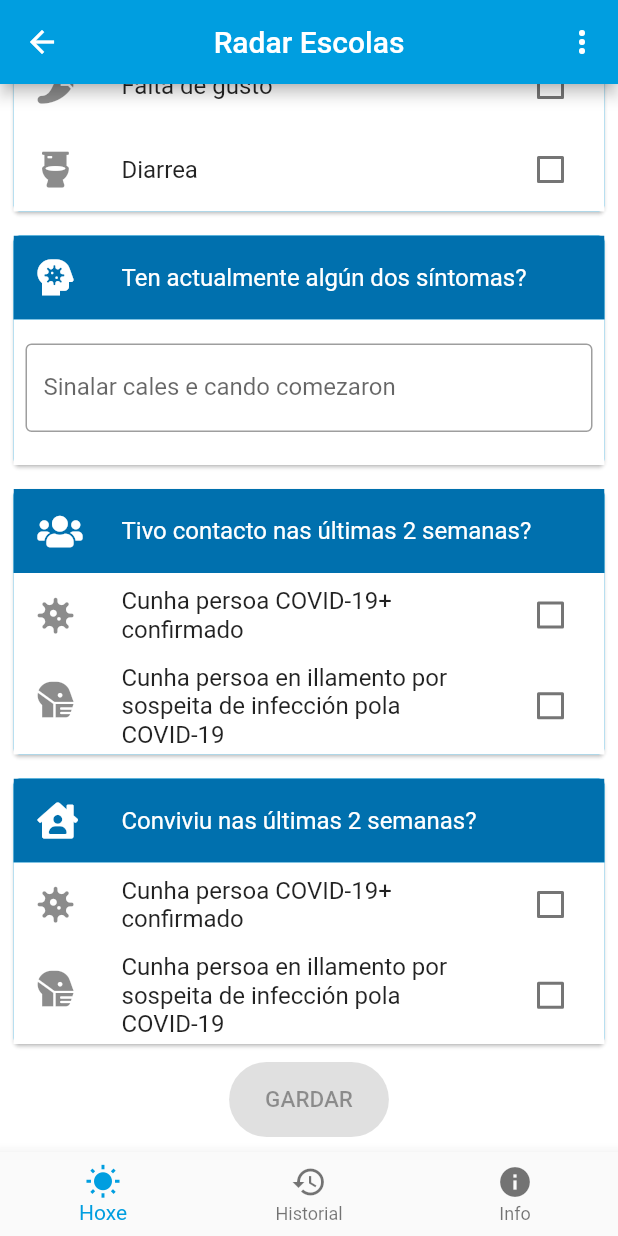
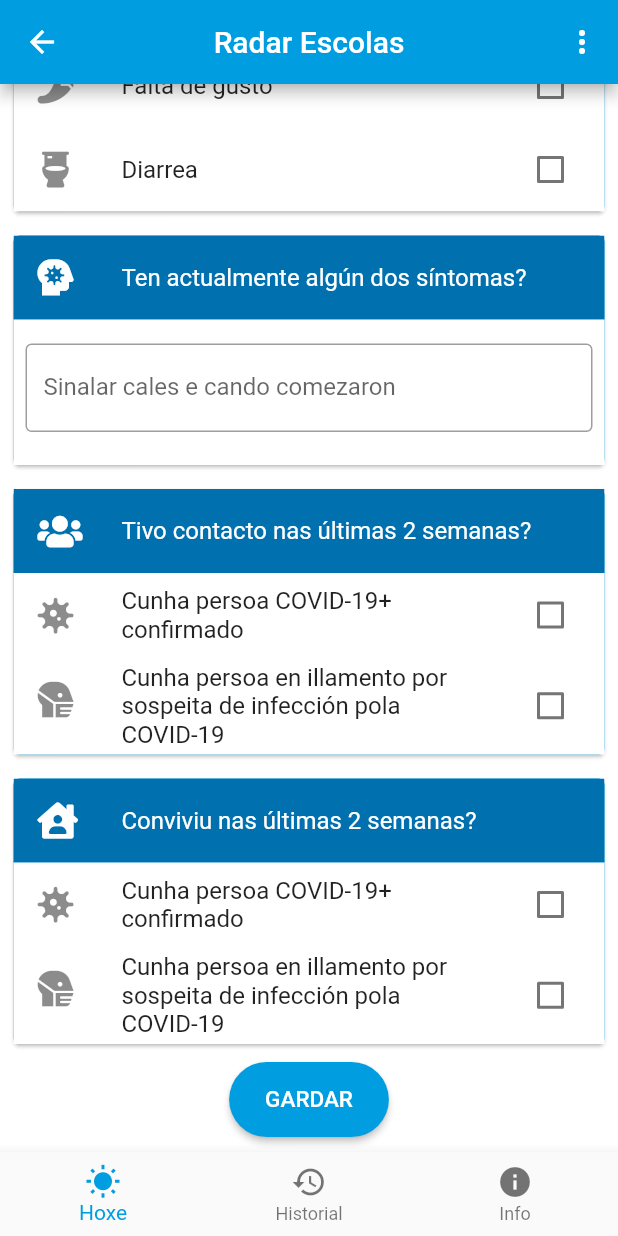
Before and after one commit to lumebits/radarescolas, a Flutter app: the HomePage screen opened directly, scrolled down 476 dp, on a phone screen of 412 x 824 dp. Run offline on Flutter 3.47's test engine with Material 2 defaults, Android fonts, the phone set to English and light mode, and no system bars; our stand-ins replace bloc, cloud_firestore, equatable, firebase_auth, firebase_core, flare_flutter and 5 more; missing offline and left inert: pedantic; accounts and stored records are empty.

Commit message:
Check today questionnaire, allow save and register

```diff
--- a/lib/authentication/models/role.dart
+++ b/lib/authentication/models/role.dart
@@ -3,7 +3,7 @@ import 'package:formz/formz.dart';
 enum RoleValidationError { invalid }
 
 class Role extends FormzInput<String, RoleValidationError> {
-  const Role.pure() : super.pure('');
+  const Role.pure() : super.pure('Mestre/a');
   const Role.dirty([String value = '']) : super.dirty(value);
 
   @override
--- a/lib/today/cubit/today_state.dart
+++ b/lib/today/cubit/today_state.dart
@@ -15,7 +15,9 @@ class TodayState extends Equatable {
     this.covidSuspectContact = const CovidSuspectContactInput.pure(),
     this.covidHomemate = const CovidHomemateInput.pure(),
     this.covidSuspectHomemate = const CovidSuspectHomemateInput.pure(),
-    this.status = FormzStatus.pure,
+    this.status = FormzStatus.valid,
+    this.loadTodayInProgress = false,
+    this.todayCompleted = false,
   });
 
   final FeverInput fever;
@@ -32,11 +34,13 @@ class TodayState extends Equatable {
   final CovidHomemateInput covidHomemate;
   final CovidSuspectHomemateInput covidSuspectHomemate;
   final FormzStatus status;
+  final bool loadTodayInProgress;
+  final bool todayCompleted;
 
   @override
   List<Object> get props => [fever, cough, breathDifficulty, fatigue, musclePain,
     smellLack, tasteLack, diarrhea, actualSymptoms, covidContact, covidSuspectContact,
-    covidHomemate, covidSuspectHomemate, status];
+    covidHomemate, covidSuspectHomemate, status, loadTodayInProgress, todayCompleted];
 
   FormzInput field (String field) {
     switch (field) {
@@ -75,6 +79,8 @@ class TodayState extends Equatable {
     CovidHomemateInput covidHomemate,
     CovidSuspectHomemateInput covidSuspectHomemate,
     FormzStatus status,
+    bool loadTodayInProgress,
+    bool todayCompleted
   }) {
     return TodayState(
       fever: fever ?? this.fever,
@@ -91,6 +97,8 @@ class TodayState extends Equatable {
       covidHomemate: covidHomemate ?? this.covidHomemate,
       covidSuspectHomemate: covidSuspectHomemate ?? this.covidSuspectHomemate,
       status: status ?? this.status,
+      loadTodayInProgress: loadTodayInProgress ?? this.loadTodayInProgress,
+      todayCompleted: todayCompleted ?? this.todayCompleted,
     );
   }
 }
--- a/lib/today/view/questionnaire.dart
+++ b/lib/today/view/questionnaire.dart
@@ -243,6 +243,7 @@ class _CheckboxField extends StatelessWidget {
         value: value,
         title: Text(text),
         secondary: Icon(icon),
+        onChanged: null,
       );
     } else {
       return BlocBuilder<TodayCubit, TodayState>(
@@ -280,8 +281,6 @@ class _FreetextField extends StatelessWidget {
   @override
   Widget build(BuildContext context) {
     if (readOnly) {
-      TextEditingController _textEditingController =
-          TextEditingController(text: value);
       return Padding(
           padding: const EdgeInsets.fromLTRB(8.0, 16.0, 8.0, 16.0),
           child: Text(value.isNotEmpty ? value : 'N/A',
--- a/lib/today/view/today_form.dart
+++ b/lib/today/view/today_form.dart
@@ -1,3 +1,4 @@
+import 'package:flare_flutter/flare_actor.dart';
 import 'package:flutter/material.dart';
 import 'package:flutter_bloc/flutter_bloc.dart';
 import 'package:formz/formz.dart';
@@ -6,18 +7,14 @@ import 'package:radarescolas/today/today.dart';
 class TodayForm extends StatelessWidget {
   @override
   Widget build(BuildContext context) {
-    return SingleChildScrollView(
-      child: Padding(
-        padding: const EdgeInsets.fromLTRB(5.0, 5.0, 5.0, 10.0),
-        child: BlocListener<TodayCubit, TodayState>(
+    return BlocListener<TodayCubit, TodayState>(
         listener: (context, state) {
           if (state.status.isSubmissionFailure) {
             Scaffold.of(context)
               ..hideCurrentSnackBar()
               ..showSnackBar(
                 const SnackBar(
-                        content: Text(
-                            'Non se puido gardar, verifica a tua conexión')),
+                    content: Text('Non se puido gardar, verifica a tua conexión')),
               );
           } else if (state.status.isSubmissionSuccess) {
             Scaffold.of(context)
@@ -27,8 +24,30 @@ class TodayForm extends StatelessWidget {
               );
           }
         },
-            child: Questionnaire()),
+        child: BlocBuilder<TodayCubit, TodayState>(
+            builder: (context, state) {
+              if (state.loadTodayInProgress) {
+                return Center(child: CircularProgressIndicator());
+              } else if (state.todayCompleted) {
+                return Padding(
+                  padding: const EdgeInsets.all(30.0),
+                  child: FlareActor(
+                    'assets/otp-verification.flr',
+                    alignment: Alignment.center,
+                    fit: BoxFit.contain,
+                    animation: 'verify-otp',
                   ),
+                );
+              } else {
+                return SingleChildScrollView(
+                    child: Padding(
+                      padding: const EdgeInsets.fromLTRB(5.0, 5.0, 5.0, 10.0),
+                      child: Questionnaire(),
+                    )
                 );
               }
             }
+            )
+    );
+  }
+}
--- a/lib/today/view/today_page.dart
+++ b/lib/today/view/today_page.dart
@@ -10,8 +10,9 @@ class TodayPage extends StatelessWidget {
   @override
   Widget build(BuildContext context) {
     return BlocProvider<TodayCubit>(
-        create: (_) => TodayCubit(
-            FirebaseSymptomsRepository(), AuthenticationRepository()),
+        create: (_) =>
+            TodayCubit(FirebaseSymptomsRepository(), AuthenticationRepository())
+              ..loadToday(),
         child: TodayForm());
   }
 }
--- a/packages/symptoms_repository/lib/src/symptoms_repository.dart
+++ b/packages/symptoms_repository/lib/src/symptoms_repository.dart
@@ -8,4 +8,6 @@ abstract class SymptomsRepository {
   Stream<List<Symptoms>> listSymptoms(String uid);
 
   Future<void> updateSymptoms(Symptoms symptoms, String uid);
+
+  Future<Symptoms> todaySymptoms(String uid);
 }
--- a/pubspec.yaml
+++ b/pubspec.yaml
@@ -36,6 +36,7 @@ dependencies:
   symptoms_repository:
     path: packages/symptoms_repository
   toggle_switch: ^0.1.8
+  flare_flutter: any
 
   # The following adds the Cupertino Icons font to your application.
   # Use with the CupertinoIcons class for iOS style icons.
```
Also changed, not shown: lib/today/cubit/today_cubit.dart (+11 -0 lines), packages/symptoms_repository/lib/src/firebase_symptoms_repository.dart (+16 -0 lines), 1 other file. Lines whose indentation alone changed are shown as unchanged.
